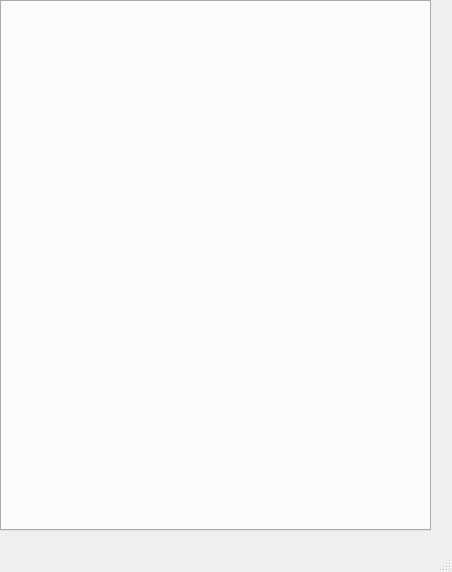
The window that code/src/main/resources/base/ui/settings_window.ui (felixdittrich92/mission-uncuttable) describes before a commit, drawn with Qt 5.
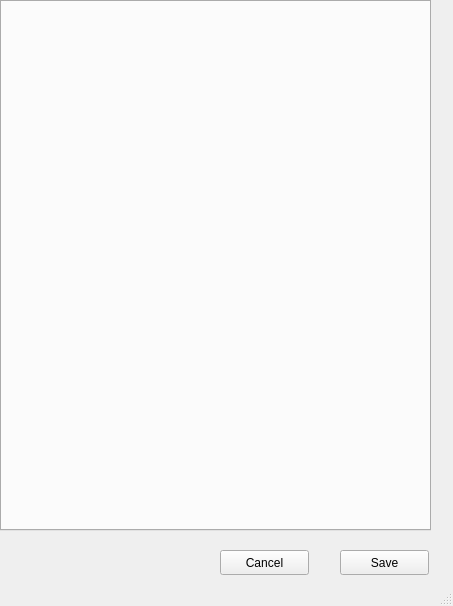
The same window after the commit.

Patch:
```diff
--- a/code/src/main/resources/base/ui/settings_window.ui
+++ b/code/src/main/resources/base/ui/settings_window.ui
@@ -6,8 +6,8 @@
    <rect>
     <x>0</x>
     <y>0</y>
-    <width>452</width>
-    <height>572</height>
+    <width>453</width>
+    <height>606</height>
    </rect>
   </property>
   <property name="windowTitle">
@@ -30,6 +30,32 @@
      <number>-1</number>
     </property>
    </widget>
+   <widget class="QPushButton" name="saveButton">
+    <property name="geometry">
+     <rect>
+      <x>340</x>
+      <y>550</y>
+      <width>89</width>
+      <height>25</height>
+     </rect>
+    </property>
+    <property name="text">
+     <string>Save</string>
+    </property>
+   </widget>
+   <widget class="QPushButton" name="cancelButton">
+    <property name="geometry">
+     <rect>
+      <x>220</x>
+      <y>550</y>
+      <width>89</width>
+      <height>25</height>
+     </rect>
+    </property>
+    <property name="text">
+     <string>Cancel</string>
+    </property>
+   </widget>
   </widget>
   <widget class="QMenuBar" name="menubar">
    <property name="geometry">
```
Left out of the diff: 2 changed lines with no effect on the pictures.
